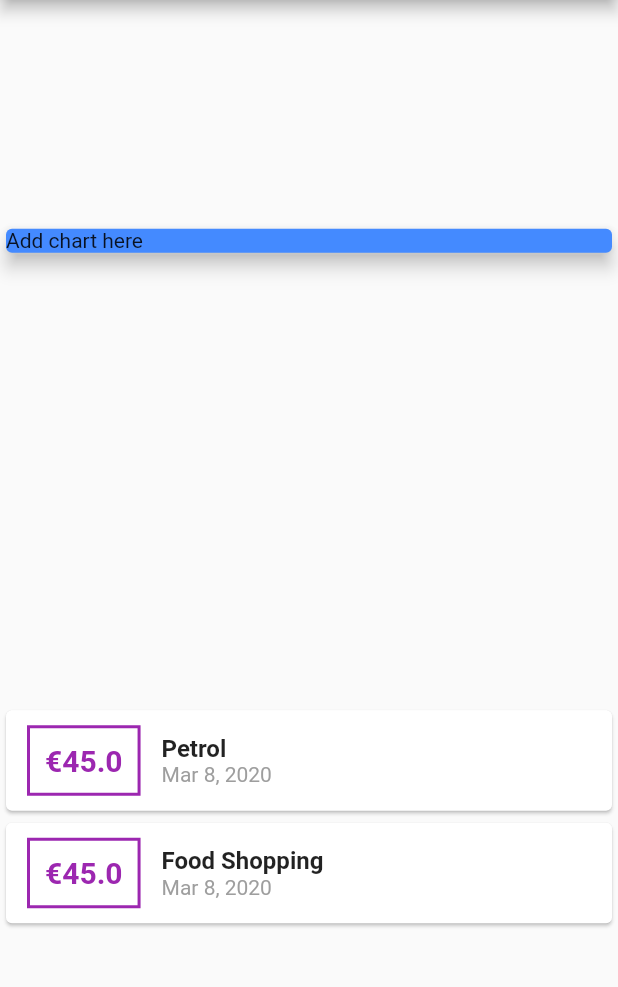
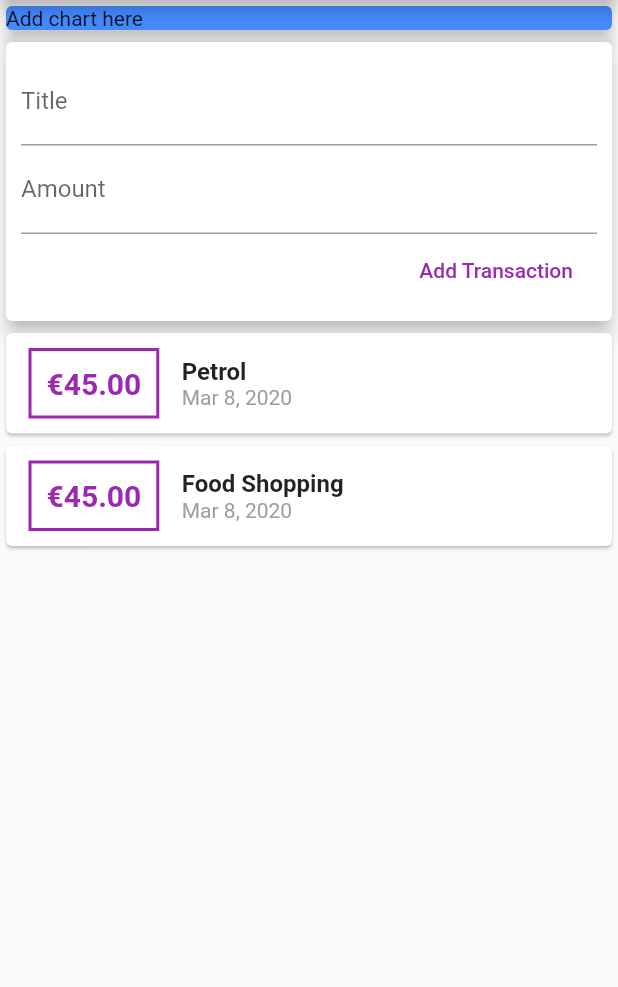
Before and after one commit to m-codes/personal_expenses_app, a Flutter app: the screen it shows after launch, on a phone screen of 412 x 824 dp, the part 84-1071 px from its top. Run offline on Flutter 3.47's test engine with Material 2 defaults, Android fonts, the phone set to English and light mode, and no system bars.

Commit message:
Project restructured into multiple widget files. Storing user input functionality added. Scroll view for transcations.

```diff
--- a/lib/main.dart
+++ b/lib/main.dart
@@ -1,7 +1,5 @@
 import 'package:flutter/material.dart';
-import 'package:intl/intl.dart';
-
-import './transaction.dart';
+import './widgets/user_transaction.dart';
 
 void main() => runApp(MyApp());
 
@@ -16,22 +14,6 @@ class MyApp extends StatelessWidget {
 }
 
 class HomePage extends StatelessWidget {
-  //Hold a list of Transactions. Transactions being the object I created (NOT a widget)
-  final List<Transaction> transactions = [
-    Transaction(
-      id: 't1',
-      title: 'Petrol',
-      amount: 45,
-      date: DateTime.now(),
-    ),
-    Transaction(
-      id: 't2',
-      title: 'Food Shopping',
-      amount: 45,
-      date: DateTime.now(),
-    ),
-  ];
-
   @override
   Widget build(BuildContext context) {
     return Scaffold(
@@ -39,7 +21,7 @@ class HomePage extends StatelessWidget {
         title: Text('Personal Expenses'),
       ),
       body: Column(
-        mainAxisAlignment: MainAxisAlignment.spaceAround,
+        //mainAxisAlignment: MainAxisAlignment.start, it is the default
         crossAxisAlignment: CrossAxisAlignment.stretch,
         children: <Widget>[
           //Wrapped Card widget in container in order to change size
@@ -53,52 +35,7 @@ class HomePage extends StatelessWidget {
               elevation: 5,
             ),
           ),
-          Column(
-            //Map gives an iterable, using to list in order to produce a list of widgets
-            //map takes a function, that gets executed on everything in transactions list
-            children: transactions.map((tran) {
-              return Card(
-                child: Row(
-                  children: <Widget>[
-                    Container(
-                      margin: EdgeInsets.symmetric(
-                        vertical: 10,
-                        horizontal: 14,
-                      ),
-                      decoration: BoxDecoration(
-                        border: Border.all(
-                          color: Colors.purple,
-                          width: 2,
-                        ),
-                      ),
-                      padding: EdgeInsets.all(10),
-                      child: Text(
-                        '€${tran.amount}',
-                        style: TextStyle(
-                          fontWeight: FontWeight.bold,
-                        fontSize: 20, color: Colors.purple),
-                      ),
-                    ),
-                    Column(
-                      crossAxisAlignment: CrossAxisAlignment.start,
-                      children: <Widget>[
-                        Text(
-                          tran.title,
-                          style: TextStyle(fontWeight: FontWeight.bold, fontSize: 16),
-                        ),
-                        Text(
-                          //DateFormat made available by the intl package
-                          //can enter personalised date format also, e.g. DateFormat('yyyy-MM-dd')
-                          DateFormat.yMMMd().format(tran.date),
-                          style: TextStyle(color: Colors.grey),
-                        )
-                      ],
-                    )
-                  ],
-                ),
-              );
-            }).toList(),
-          ),
+          UserTransactions(),
         ],
       ),
     );
--- a/lib/transaction.dart
+++ b/lib/models/transaction.dart
@@ -1,4 +1,6 @@
 import 'package:flutter/foundation.dart';
+
+//Serves as model for the transaction data
 
 class Transaction {
   final String id;
--- /dev/null
+++ b/lib/widgets/new_transaction.dart
@@ -0,0 +1,63 @@
+import 'package:flutter/material.dart';
+
+import './user_transaction.dart';
+
+class NewTransaction extends StatelessWidget {
+  final Function addTransaction;
+  final titleController = TextEditingController();
+  final amountController = TextEditingController();
+
+  NewTransaction(this.addTransaction);
+
+  void submitData() {
+    final enteredTitle = titleController.text;
+    final enteredAmount = double.parse(amountController.text);
+    //TODO: Error handling above in case string contains non numercal chars
+
+    if (enteredTitle.isEmpty || enteredAmount <= 0) {
+      return;
+    }
+
+    addTransaction(
+      enteredTitle,
+      enteredAmount,
+    );
+  }
+
+  @override
+  Widget build(BuildContext context) {
+    return Card(
+      elevation: 5,
+      child: Container(
+        padding: EdgeInsets.all(10),
+        child: Column(
+          crossAxisAlignment: CrossAxisAlignment.end,
+          children: <Widget>[
+            //onChanged will be triggered for every keystroke
+            TextField(
+              decoration: InputDecoration(labelText: 'Title'),
+              //Flutter automatcally conects controller with text field. Listen to and save user input
+              controller: titleController,
+              onSubmitted: (_) => submitData(),
+              //Non controller option
+              // onChanged: (value) {
+              //   titleInput = value;
+              // },
+            ),
+            TextField(
+              decoration: InputDecoration(labelText: 'Amount'),
+              controller: amountController,
+              keyboardType: TextInputType.number,
+              onSubmitted: (_) => submitData(),
+            ),
+            FlatButton(
+              child: Text('Add Transaction'),
+              textColor: Colors.purple,
+              onPressed: submitData,
+            )
+          ],
+        ),
+      ),
+    );
+  }
+}
--- /dev/null
+++ b/lib/widgets/transaction_list.dart
@@ -0,0 +1,70 @@
+import 'package:flutter/material.dart';
+import 'package:intl/intl.dart';
+
+import '../models/transaction.dart';
+
+class TransactionList extends StatelessWidget {
+  final List<Transaction> transactions;
+
+  TransactionList(this.transactions);
+
+  @override
+  Widget build(BuildContext context) {
+    return Container(
+      height: 300,
+      //ListView builder used for long lists, only renders what is visible
+      child: ListView.builder(
+        //Value of function context will be BuildContext, called by flutter
+        itemBuilder: (context, index) {
+          //Have to return a widget
+          return Card(
+            child: Row(
+              children: <Widget>[
+                Container(
+                  margin: EdgeInsets.symmetric(
+                    vertical: 10,
+                    horizontal: 15,
+                  ),
+                  decoration: BoxDecoration(
+                    border: Border.all(
+                      color: Colors.purple,
+                      width: 2,
+                    ),
+                  ),
+                  padding: EdgeInsets.all(10),
+                  child: Text(
+                    '€${transactions[index].amount.toStringAsFixed(2)}',
+                    style: TextStyle(
+                        fontWeight: FontWeight.bold,
+                        fontSize: 20,
+                        color: Colors.purple),
+                  ),
+                ),
+                Column(
+                  crossAxisAlignment: CrossAxisAlignment.start,
+                  children: <Widget>[
+                    Text(
+                      transactions[index].title,
+                      style: TextStyle(
+                        fontWeight: FontWeight.bold,
+                        fontSize: 16,
+                      ),
+                    ),
+                    Text(
+                      //DateFormat made available by the intl package
+                      //can enter personalised date format also, e.g. DateFormat('yyyy-MM-dd')
+                      DateFormat.yMMMd().format(transactions[index].date),
+                      style: TextStyle(color: Colors.grey),
+                    )
+                  ],
+                )
+              ],
+            ),
+          );
+        },
+        //How many items should be built
+        itemCount: transactions.length,
+      ),
+    );
+  }
+}
--- /dev/null
+++ b/lib/widgets/user_transaction.dart
@@ -0,0 +1,53 @@
+import 'package:flutter/material.dart';
+
+import './new_transaction.dart';
+import './transaction_list.dart';
+import '../models/transaction.dart';
+
+class UserTransactions extends StatefulWidget {
+  @override
+  _UserTransactionsState createState() => _UserTransactionsState();
+}
+
+class _UserTransactionsState extends State<UserTransactions> {
+  //Hold a list of Transactions. Transactions being the object I created (NOT a widget)
+  final List<Transaction> _userTransactions = [
+    Transaction(
+      id: 't1',
+      title: 'Petrol',
+      amount: 45,
+      date: DateTime.now(),
+    ),
+    Transaction(
+      id: 't2',
+      title: 'Food Shopping',
+      amount: 45,
+      date: DateTime.now(),
+    ),
+  ];
+
+  void _addNewTransaction(String tranTitle, double tranAmount) {
+    final newTran = Transaction(
+      title: tranTitle,
+      amount: tranAmount,
+      date: DateTime.now(),
+      id: DateTime.now().toString(), //Temporary ID
+    );
+
+    setState(() {
+      _userTransactions.add(newTran);
+    });
+  }
+
+
+
+  @override
+  Widget build(BuildContext context) {
+    return Column(
+      children: <Widget>[
+        NewTransaction(_addNewTransaction),
+        TransactionList(_userTransactions),
+      ],
+    );
+  }
+}
```
